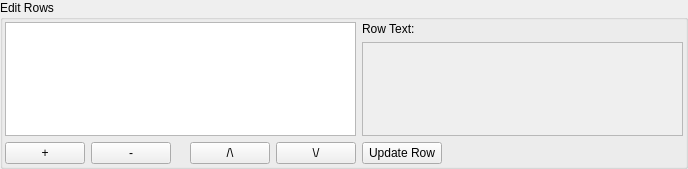
First picture: the form in src/roweditdialog.ui, repository iPenguin/CrochetCharts, before the edit.
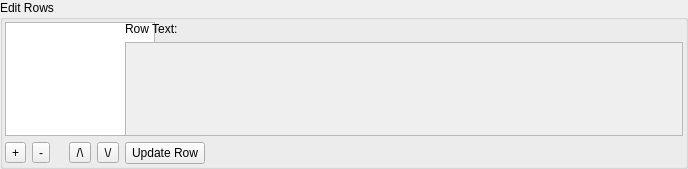
Second picture: the form after the edit. Icons and pictures are not drawn.

Commit message: Add icons to the row edit gui

```diff
--- a/src/roweditdialog.ui
+++ b/src/roweditdialog.ui
@@ -76,34 +76,6 @@
         </property>
        </widget>
       </item>
-      <item row="2" column="0" colspan="2">
-       <widget class="QPushButton" name="addRow">
-        <property name="text">
-         <string>+</string>
-        </property>
-       </widget>
-      </item>
-      <item row="2" column="2">
-       <widget class="QPushButton" name="removeRow">
-        <property name="text">
-         <string>-</string>
-        </property>
-       </widget>
-      </item>
-      <item row="2" column="4">
-       <widget class="QPushButton" name="moveUp">
-        <property name="text">
-         <string>/\</string>
-        </property>
-       </widget>
-      </item>
-      <item row="2" column="5">
-       <widget class="QPushButton" name="moveDown">
-        <property name="text">
-         <string>\/</string>
-        </property>
-       </widget>
-      </item>
       <item row="2" column="7">
        <spacer name="horizontalSpacer_3">
         <property name="orientation">
@@ -142,6 +114,74 @@
         </item>
        </layout>
       </item>
+      <item row="2" column="0" colspan="2">
+       <widget class="QToolButton" name="addRow">
+        <property name="text">
+         <string>+</string>
+        </property>
+        <property name="icon">
+         <iconset resource="../crochet.qrc">
+          <normaloff>:/images/plus.svg</normaloff>:/images/plus.svg</iconset>
+        </property>
+        <property name="iconSize">
+         <size>
+          <width>24</width>
+          <height>24</height>
+         </size>
+        </property>
+       </widget>
+      </item>
+      <item row="2" column="2">
+       <widget class="QToolButton" name="removeRow">
+        <property name="text">
+         <string>-</string>
+        </property>
+        <property name="icon">
+         <iconset resource="../crochet.qrc">
+          <normaloff>:/images/minus.svg</normaloff>:/images/minus.svg</iconset>
+        </property>
+        <property name="iconSize">
+         <size>
+          <width>24</width>
+          <height>24</height>
+         </size>
+        </property>
+       </widget>
+      </item>
+      <item row="2" column="4">
+       <widget class="QToolButton" name="moveUp">
+        <property name="text">
+         <string>/\</string>
+        </property>
+        <property name="icon">
+         <iconset resource="../crochet.qrc">
+          <normaloff>:/images/arrow_up.svg</normaloff>:/images/arrow_up.svg</iconset>
+        </property>
+        <property name="iconSize">
+         <size>
+          <width>24</width>
+          <height>24</height>
+         </size>
+        </property>
+       </widget>
+      </item>
+      <item row="2" column="5">
+       <widget class="QToolButton" name="moveDown">
+        <property name="text">
+         <string>\/</string>
+        </property>
+        <property name="icon">
+         <iconset resource="../crochet.qrc">
+          <normaloff>:/images/arrow_down.svg</normaloff>:/images/arrow_down.svg</iconset>
+        </property>
+        <property name="iconSize">
+         <size>
+          <width>24</width>
+          <height>24</height>
+         </size>
+        </property>
+       </widget>
+      </item>
      </layout>
     </widget>
    </item>
```
Left out of the diff: 4 changed lines with no effect on the pictures. The commit also changes 5 other files.
